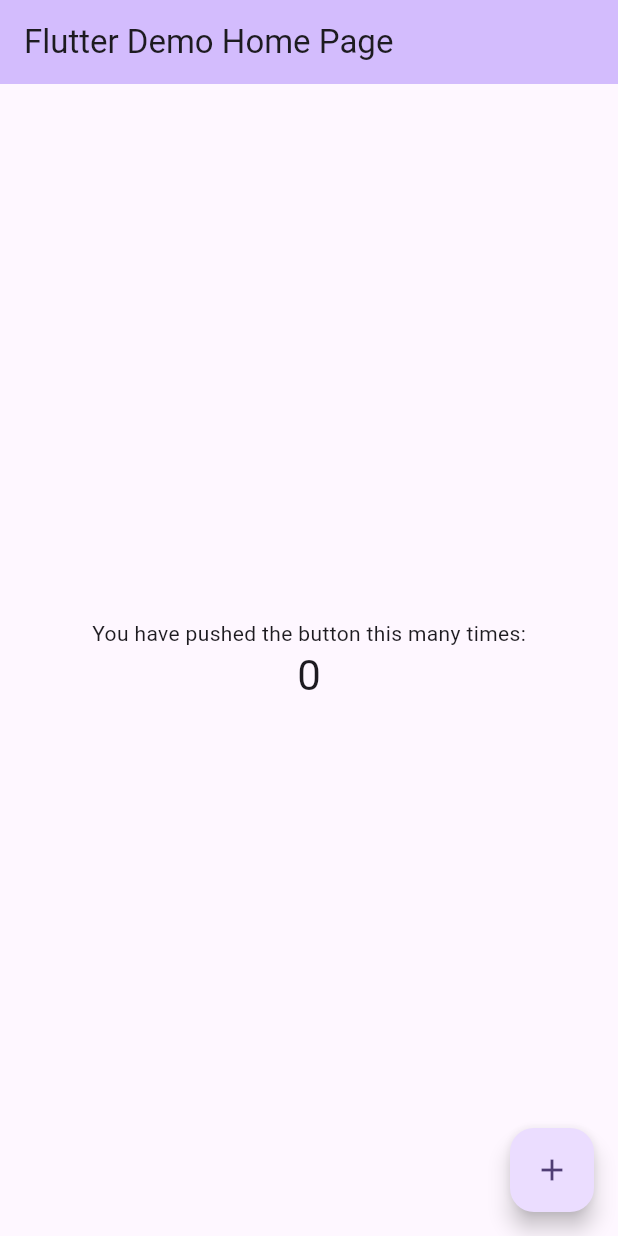
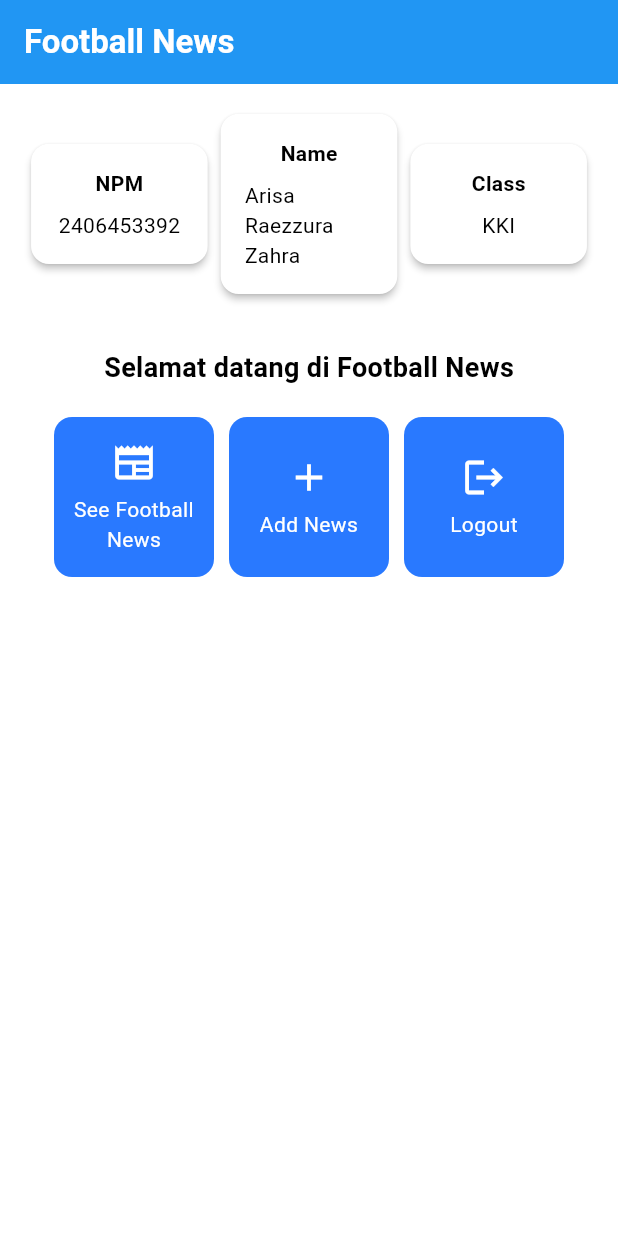
Before and after one commit to arisarae/football-news-mobile, a Flutter app: the screen it shows after launch, on a phone screen of 412 x 824 dp. Run offline on Flutter 3.47's test engine with Material 3 defaults, Android fonts, the phone set to English and light mode, and no system bars.

Commit message:
tutorial 6 done

```diff
--- a/lib/main.dart
+++ b/lib/main.dart
@@ -1,4 +1,5 @@
 import 'package:flutter/material.dart';
+import 'package:football_news/menu.dart';
 
 void main() {
   runApp(const MyApp());
@@ -28,95 +29,9 @@ class MyApp extends StatelessWidget {
         //
         // This works for code too, not just values: Most code changes can be
         // tested with just a hot reload.
-        colorScheme: ColorScheme.fromSeed(seedColor: Colors.deepPurple),
+        colorScheme: ColorScheme.fromSwatch(primarySwatch: Colors.blue,).copyWith(secondary: Colors.blueAccent[400]),
       ),
-      home: const MyHomePage(title: 'Flutter Demo Home Page'),
+      home: MyHomePage(),
     );
   }
 }
-
-class MyHomePage extends StatefulWidget {
-  const MyHomePage({super.key, required this.title});
-
-  // This widget is the home page of your application. It is stateful, meaning
-  // that it has a State object (defined below) that contains fields that affect
-  // how it looks.
-
-  // This class is the configuration for the state. It holds the values (in this
-  // case the title) provided by the parent (in this case the App widget) and
-  // used by the build method of the State. Fields in a Widget subclass are
-  // always marked "final".
-
-  final String title;
-
-  @override
-  State<MyHomePage> createState() => _MyHomePageState();
-}
-
-class _MyHomePageState extends State<MyHomePage> {
-  int _counter = 0;
-
-  void _incrementCounter() {
-    setState(() {
-      // This call to setState tells the Flutter framework that something has
-      // changed in this State, which causes it to rerun the build method below
-      // so that the display can reflect the updated values. If we changed
-      // _counter without calling setState(), then the build method would not be
-      // called again, and so nothing would appear to happen.
-      _counter++;
-    });
-  }
-
-  @override
-  Widget build(BuildContext context) {
-    // This method is rerun every time setState is called, for instance as done
-    // by the _incrementCounter method above.
-    //
-    // The Flutter framework has been optimized to make rerunning build methods
-    // fast, so that you can just rebuild anything that needs updating rather
-    // than having to individually change instances of widgets.
-    return Scaffold(
-      appBar: AppBar(
-        // TRY THIS: Try changing the color here to a specific color (to
-        // Colors.amber, perhaps?) and trigger a hot reload to see the AppBar
-        // change color while the other colors stay the same.
-        backgroundColor: Theme.of(context).colorScheme.inversePrimary,
-        // Here we take the value from the MyHomePage object that was created by
-        // the App.build method, and use it to set our appbar title.
-        title: Text(widget.title),
-      ),
-      body: Center(
-        // Center is a layout widget. It takes a single child and positions it
-        // in the middle of the parent.
-        child: Column(
-          // Column is also a layout widget. It takes a list of children and
-          // arranges them vertically. By default, it sizes itself to fit its
-          // children horizontally, and tries to be as tall as its parent.
-          //
-          // Column has various properties to control how it sizes itself and
-          // how it positions its children. Here we use mainAxisAlignment to
-          // center the children vertically; the main axis here is the vertical
-          // axis because Columns are vertical (the cross axis would be
-          // horizontal).
-          //
-          // TRY THIS: Invoke "debug painting" (choose the "Toggle Debug Paint"
-          // action in the IDE, or press "p" in the console), to see the
-          // wireframe for each widget.
-          mainAxisAlignment: MainAxisAlignment.center,
-          children: <Widget>[
-            const Text('You have pushed the button this many times:'),
-            Text(
-              '$_counter',
-              style: Theme.of(context).textTheme.headlineMedium,
-            ),
-          ],
-        ),
-      ),
-      floatingActionButton: FloatingActionButton(
-        onPressed: _incrementCounter,
-        tooltip: 'Increment',
-        child: const Icon(Icons.add),
-      ), // This trailing comma makes auto-formatting nicer for build methods.
-    );
-  }
-}
--- /dev/null
+++ b/lib/menu.dart
@@ -0,0 +1,182 @@
+import 'package:flutter/material.dart';
+
+class MyHomePage extends StatelessWidget {
+  MyHomePage({super.key});
+
+  final String nama = "Arisa Raezzura Zahra"; // Name
+  final String npm = "2406453392"; // NPM
+  final String kelas = "KKI"; // Class
+
+  final List<ItemHomepage> items = [
+    ItemHomepage("See Football News", Icons.newspaper),
+    ItemHomepage("Add News", Icons.add),
+    ItemHomepage("Logout", Icons.logout),
+  ];
+
+  @override
+  Widget build(BuildContext context) {
+    // Scaffold menyediakan struktur dasar halaman dengan AppBar dan body.
+    return Scaffold(
+      // AppBar adalah bagian atas halaman yang menampilkan judul.
+      appBar: AppBar(
+        // Judul aplikasi "Football News" dengan teks putih dan tebal.
+        title: const Text(
+          'Football News',
+          style: TextStyle(color: Colors.white, fontWeight: FontWeight.bold),
+        ),
+        // Warna latar belakang AppBar diambil dari skema warna tema aplikasi.
+        backgroundColor: Theme.of(context).colorScheme.primary,
+      ),
+      // Body halaman dengan padding di sekelilingnya.
+      body: Padding(
+        padding: const EdgeInsets.all(16.0),
+        // Menyusun widget secara vertikal dalam sebuah kolom.
+        child: Column(
+          crossAxisAlignment: CrossAxisAlignment.center,
+          children: [
+            // Row untuk menampilkan 3 InfoCard secara horizontal.
+            Row(
+              mainAxisAlignment: MainAxisAlignment.spaceEvenly,
+              children: [
+                InfoCard(title: 'NPM', content: npm),
+                InfoCard(title: 'Name', content: nama),
+                InfoCard(title: 'Class', content: kelas),
+              ],
+            ),
+
+            // Memberikan jarak vertikal 16 unit.
+            const SizedBox(height: 16.0),
+
+            // Menempatkan widget berikutnya di tengah halaman.
+            Center(
+              child: Column(
+                // Menyusun teks dan grid item secara vertikal.
+                children: [
+                  // Menampilkan teks sambutan dengan gaya tebal dan ukuran 18.
+                  const Padding(
+                    padding: EdgeInsets.only(top: 16.0),
+                    child: Text(
+                      'Selamat datang di Football News',
+                      style: TextStyle(
+                        fontWeight: FontWeight.bold,
+                        fontSize: 18.0,
+                      ),
+                    ),
+                  ),
+
+                  // Grid untuk menampilkan ItemCard dalam bentuk grid 3 kolom.
+                  GridView.count(
+                    primary: true,
+                    padding: const EdgeInsets.all(20),
+                    crossAxisSpacing: 10,
+                    mainAxisSpacing: 10,
+                    crossAxisCount: 3,
+                    // Agar grid menyesuaikan tinggi kontennya.
+                    shrinkWrap: true,
+
+                    // Menampilkan ItemCard untuk setiap item dalam list items.
+                    children: items.map((ItemHomepage item) {
+                      return ItemCard(item);
+                    }).toList(),
+                  ),
+                ],
+              ),
+            ),
+          ],
+        ),
+      ),
+    );
+  }
+}
+
+class InfoCard extends StatelessWidget {
+  // Kartu informasi yang menampilkan title dan content.
+
+  final String title; // Judul kartu.
+  final String content; // Isi kartu.
+
+  const InfoCard({super.key, required this.title, required this.content});
+
+  @override
+  Widget build(BuildContext context) {
+    return Card(
+      // Membuat kotak kartu dengan bayangan dibawahnya.
+      elevation: 2.0,
+      child: Container(
+        // Mengatur ukuran dan jarak di dalam kartu.
+        width:
+            MediaQuery.of(context).size.width /
+            3.5, // menyesuaikan dengan lebar device yang digunakan.
+        padding: const EdgeInsets.all(16.0),
+        // Menyusun title dan content secara vertikal.
+        child: Column(
+          children: [
+            Text(title, style: const TextStyle(fontWeight: FontWeight.bold)),
+            const SizedBox(height: 8.0),
+            Text(content),
+          ],
+        ),
+      ),
+    );
+  }
+}
+
+class ItemHomepage {
+  final String name;
+  final IconData icon;
+
+  ItemHomepage(this.name, this.icon);
+}
+
+class ItemCard extends StatelessWidget {
+  // Menampilkan kartu dengan ikon dan nama.
+
+  final ItemHomepage item;
+
+  const ItemCard(this.item, {super.key});
+
+  @override
+  Widget build(BuildContext context) {
+    return Material(
+      // Menentukan warna latar belakang dari tema aplikasi.
+      color: Theme.of(context).colorScheme.secondary,
+      // Membuat sudut kartu melengkung.
+      borderRadius: BorderRadius.circular(12),
+
+      child: InkWell(
+        // Aksi ketika kartu ditekan.
+        onTap: () {
+          // Menampilkan pesan SnackBar saat kartu ditekan.
+          ScaffoldMessenger.of(context)
+            ..hideCurrentSnackBar()
+            ..showSnackBar(
+              SnackBar(content: Text("Kamu telah menekan tombol ${item.name}!"))
+            );
+        },
+        // Container untuk menyimpan Icon dan Text
+        child: Container(
+          padding: const EdgeInsets.all(8),
+          child: Center(
+            child: Column(
+              // Menyusun ikon dan teks di tengah kartu.
+              mainAxisAlignment: MainAxisAlignment.center,
+              children: [
+                Icon(
+                  item.icon,
+                  color: Colors.white,
+                  size: 30.0,
+                ),
+                const Padding(padding: EdgeInsets.all(3)),
+                Text(
+                  item.name,
+                  textAlign: TextAlign.center,
+                  style: const TextStyle(color: Colors.white),
+                ),
+              ],
+            ),
+          ),
+        ),
+      ),
+    );
+  }
+}
```
